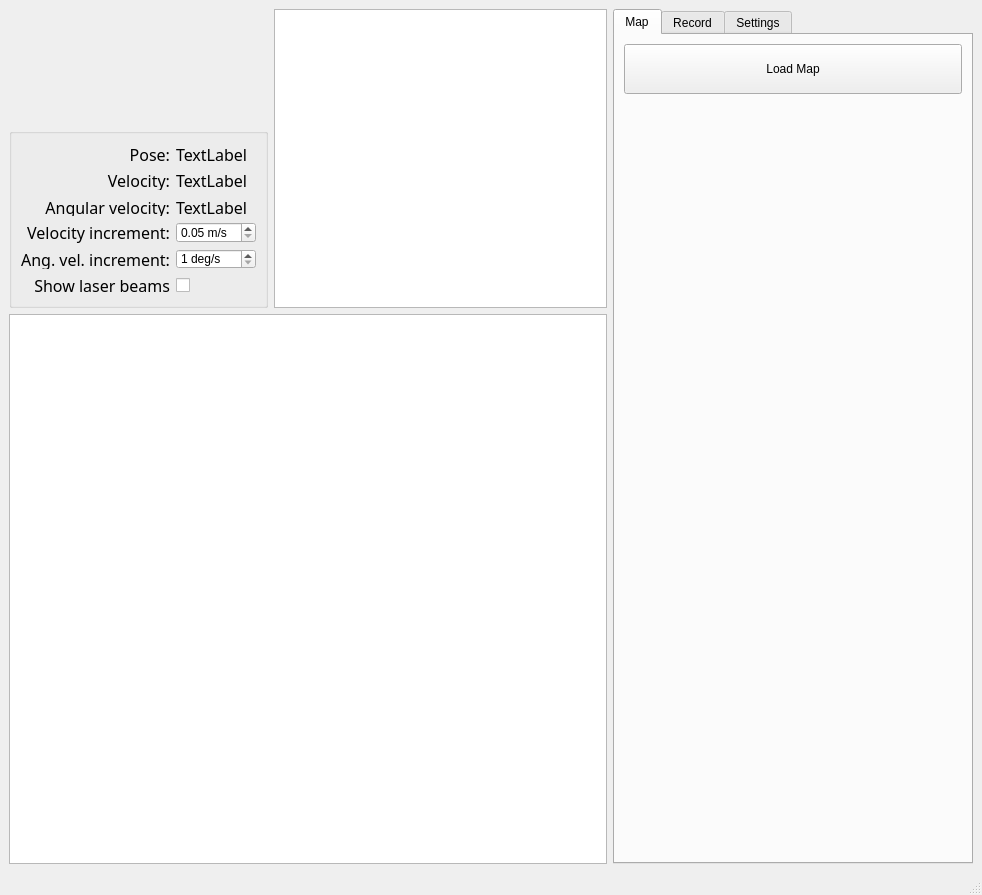
The window that ui/gui.ui (kam3k/MSL-Simulator) describes before a commit, drawn with Qt 5.
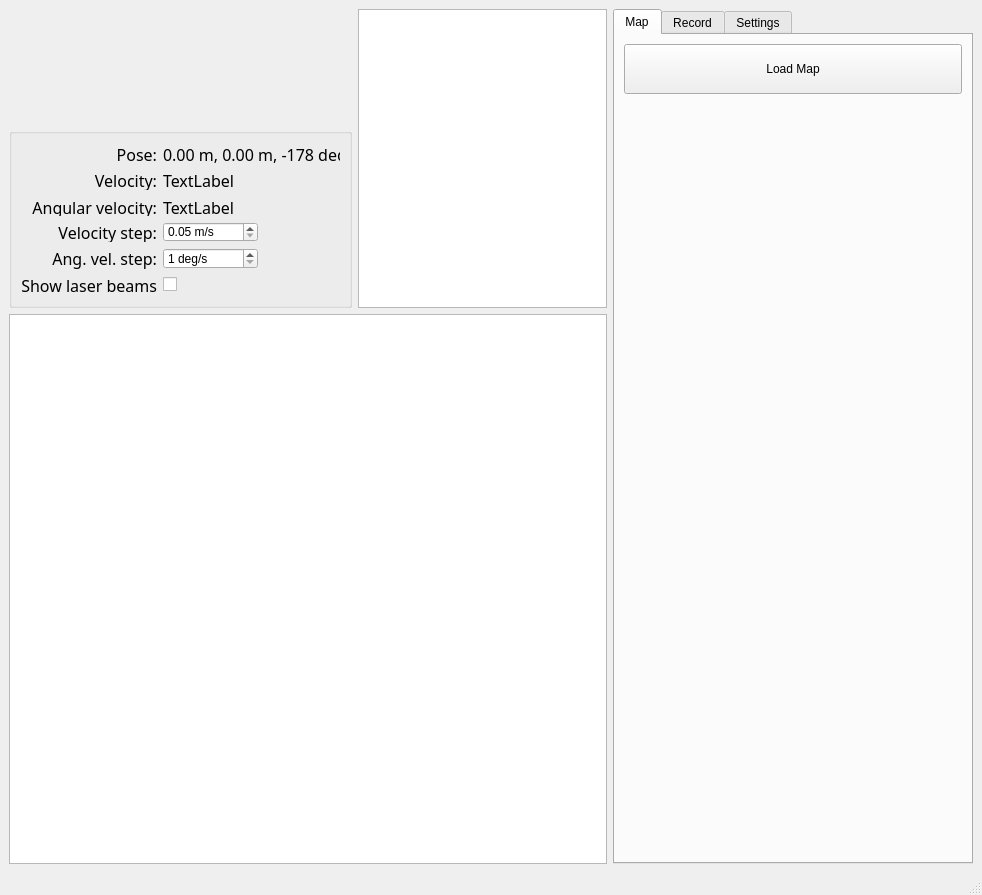
The same window after the commit. Custom widgets are drawn as their Qt base class.

Commit message: Added a scale, fixed some GUI quirks.

```diff
--- a/ui/gui.ui
+++ b/ui/gui.ui
@@ -47,6 +47,18 @@
     </item>
     <item row="1" column="0">
      <widget class="QGroupBox" name="groupBox">
+      <property name="sizePolicy">
+       <sizepolicy hsizetype="Preferred" vsizetype="Preferred">
+        <horstretch>0</horstretch>
+        <verstretch>0</verstretch>
+       </sizepolicy>
+      </property>
+      <property name="minimumSize">
+       <size>
+        <width>0</width>
+        <height>0</height>
+       </size>
+      </property>
       <property name="maximumSize">
        <size>
         <width>16777215</width>
@@ -60,7 +72,7 @@
        <set>Qt::AlignCenter</set>
       </property>
       <layout class="QGridLayout" name="gridLayout_9">
-       <item row="6" column="0">
+       <item row="7" column="0">
         <widget class="QLabel" name="label_23">
          <property name="font">
           <font>
@@ -82,6 +94,13 @@
          </property>
         </widget>
        </item>
+       <item row="7" column="1">
+        <widget class="QCheckBox" name="laser_check">
+         <property name="text">
+          <string/>
+         </property>
+        </widget>
+       </item>
        <item row="1" column="0">
         <widget class="QLabel" name="label_15">
          <property name="font">
@@ -103,6 +122,12 @@
        </item>
        <item row="1" column="1">
         <widget class="QLabel" name="pose_label">
+         <property name="minimumSize">
+          <size>
+           <width>170</width>
+           <height>0</height>
+          </size>
+         </property>
          <property name="font">
           <font>
            <family>Lucida Sans</family>
@@ -110,7 +135,7 @@
           </font>
          </property>
          <property name="text">
-          <string>TextLabel</string>
+          <string>0.00 m, 0.00 m, -178 deg</string>
          </property>
          <property name="textFormat">
           <enum>Qt::AutoText</enum>
@@ -180,7 +205,7 @@
          </property>
         </widget>
        </item>
-       <item row="5" column="1">
+       <item row="6" column="1">
         <widget class="QSpinBox" name="ang_vel_inc_box">
          <property name="maximumSize">
           <size>
@@ -199,7 +224,7 @@
          </property>
         </widget>
        </item>
-       <item row="4" column="1">
+       <item row="5" column="1">
         <widget class="QDoubleSpinBox" name="vel_inc_box">
          <property name="maximumSize">
           <size>
@@ -243,7 +268,7 @@
          </property>
         </widget>
        </item>
-       <item row="5" column="0">
+       <item row="6" column="0">
         <widget class="QLabel" name="label_21">
          <property name="font">
           <font>
@@ -252,7 +277,7 @@
           </font>
          </property>
          <property name="text">
-          <string>Ang. vel. increment:</string>
+          <string>Ang. vel. step:</string>
          </property>
          <property name="textFormat">
           <enum>Qt::AutoText</enum>
@@ -265,7 +290,7 @@
          </property>
         </widget>
        </item>
-       <item row="4" column="0">
+       <item row="5" column="0">
         <widget class="QLabel" name="label_20">
          <property name="font">
           <font>
@@ -274,7 +299,7 @@
           </font>
          </property>
          <property name="text">
-          <string>Velocity increment:</string>
+          <string>Velocity step:</string>
          </property>
          <property name="textFormat">
           <enum>Qt::AutoText</enum>
@@ -287,13 +312,6 @@
          </property>
         </widget>
        </item>
-       <item row="6" column="1">
-        <widget class="QCheckBox" name="laser_check">
-         <property name="text">
-          <string/>
-         </property>
-        </widget>
-       </item>
       </layout>
      </widget>
     </item>
```
The commit also changes 3 other files.
